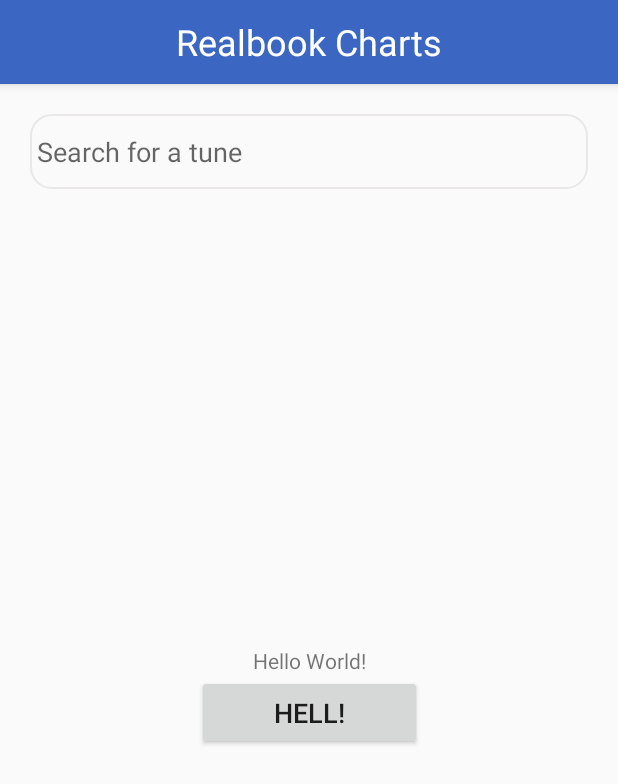
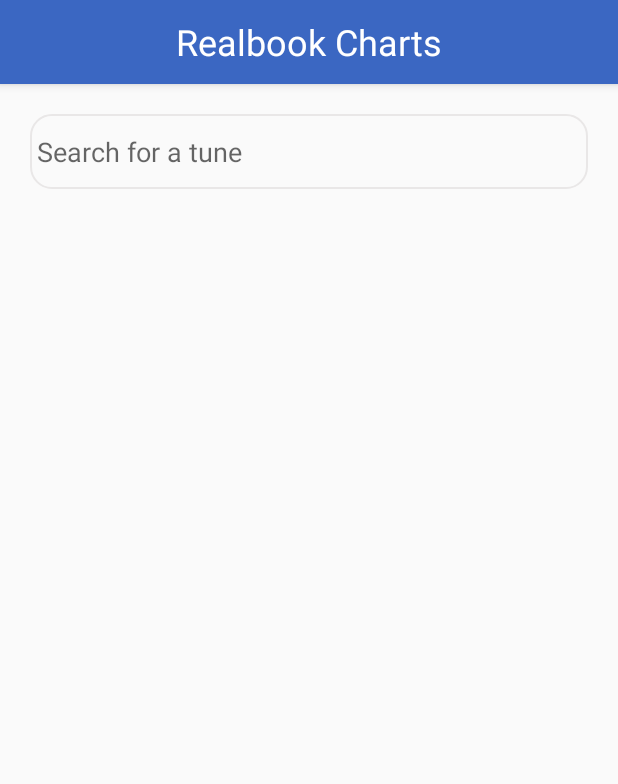
Before and after one commit to conradk16/chordCharts, an Android app: the screen it shows after launch (MainActivity), on a phone screen of 412 x 824 dp. Shown: the top 784 px of the screen. Run offline under Robolectric (Android 15) with nearby library versions, the phone set to English and light mode, and no system bars.

Commit message:
made ur app less shitty

```diff
--- a/app/src/main/java/com/realbook/jazz/chord/charts/ChordDisplay.java
+++ b/app/src/main/java/com/realbook/jazz/chord/charts/ChordDisplay.java
@@ -138,6 +138,7 @@ public class ChordDisplay extends AppCompatActivity {
         //getSupportActionBar().setCustomView(R.layout.chord_display_banner);
 
         String title = getIntent().getStringExtra("title");
+        String author = getIntent().getStringExtra("author");
         ArrayList<String> list = getIntent().getStringArrayListExtra("list");
 
         width = getScreenWidthInPixels();
@@ -314,7 +315,7 @@ public class ChordDisplay extends AppCompatActivity {
         T.setGuidelineBegin(guidelineMarginT);
 
         drawTextFromGuidelines(r, AQ, AR, AS, title, (guidelineMarginR - guidelineMarginAR), true);
-        drawTextFromGuidelines(S, AQ, r, AS, list.get(0), (guidelineMarginS - guidelineMarginR),false);
+        drawTextFromGuidelines(S, AQ, r, AS, author, (guidelineMarginS - guidelineMarginR),false);
 /*
         TextView titleDisplay = findViewById(R.id.titleDisplay);
         titleDisplay.setText(title);
--- a/app/src/main/res/layout/activity_main.xml
+++ b/app/src/main/res/layout/activity_main.xml
@@ -5,26 +5,6 @@
     android:layout_width="match_parent"
     android:layout_height="match_parent"
     tools:context=".MainActivity">
-
-    <TextView
-        android:id="@+id/main_text_view"
-        android:layout_width="wrap_content"
-        android:layout_height="wrap_content"
-        android:text="Hello World!"
-        app:layout_constraintBottom_toBottomOf="parent"
-        app:layout_constraintLeft_toLeftOf="parent"
-        app:layout_constraintRight_toRightOf="parent"
-        app:layout_constraintTop_toTopOf="parent" />
-
-    <Button
-        android:id="@+id/hell_btn"
-        android:layout_width="150dp"
-        android:layout_height="50dp"
-        android:text="Hell!"
-        android:textSize="18dp"
-        app:layout_constraintLeft_toLeftOf="parent"
-        app:layout_constraintRight_toRightOf="parent"
-        app:layout_constraintTop_toBottomOf="@id/main_text_view"/>
 
     <EditText
         android:id="@+id/search_bar"
@@ -40,5 +20,21 @@
         app:layout_constraintRight_toRightOf="parent"
         android:layout_marginRight="20dp"/>
 
+    <ListView
+        android:id="@+id/resultsListView"
+        android:isScrollContainer="false"
+        android:layout_width="0dp"
+        android:layout_height="0dp"
+        android:layout_marginStart="8dp"
+        android:layout_marginLeft="8dp"
+        android:layout_marginTop="10dp"
+        android:layout_marginEnd="8dp"
+        android:layout_marginRight="8dp"
+        android:layout_marginBottom="80dp"
+        app:layout_constraintBottom_toBottomOf="parent"
+        app:layout_constraintEnd_toEndOf="parent"
+        app:layout_constraintStart_toStartOf="parent"
+        app:layout_constraintTop_toBottomOf="@+id/search_bar"/>
+
 
 </android.support.constraint.ConstraintLayout>
```
Also changed, not shown: app/src/main/java/com/realbook/jazz/chord/charts/MainActivity.java (+92 -21 lines), 2 other files.
